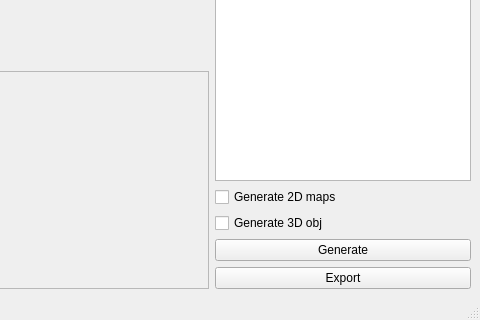
This is mainform.ui in YTTM/SceneFromGIS as Qt 5 draws it before an edit; both pictures show x 800 to 1280 and y 400 to 720 of the 1280 by 720 pixel window. The edited form follows.
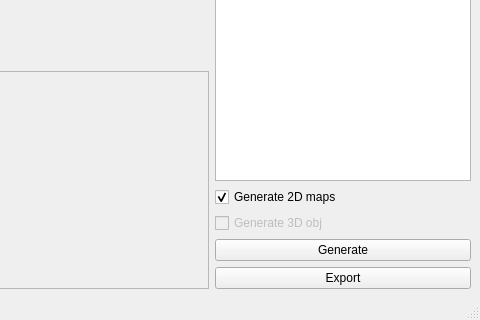
This is the edited form.

The edit to the form file:
```diff
--- a/mainform.ui
+++ b/mainform.ui
@@ -22,10 +22,16 @@
         <property name="text">
          <string>Generate 2D maps</string>
         </property>
+        <property name="checked">
+         <bool>true</bool>
+        </property>
        </widget>
       </item>
       <item row="2" column="0">
        <widget class="QCheckBox" name="checkBox_gen_3d">
+        <property name="enabled">
+         <bool>false</bool>
+        </property>
         <property name="text">
          <string>Generate 3D obj</string>
         </property>
```
